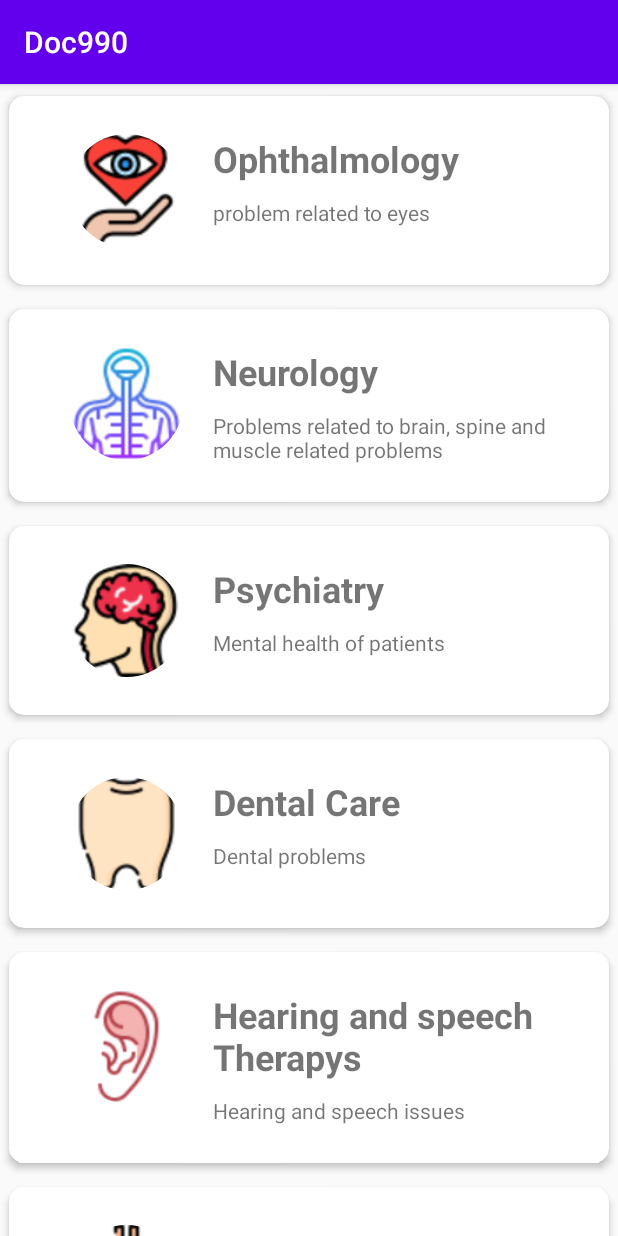
After one commit to shehai/Doc990, an Android app: the CheckDoctor screen opened directly, with no data from a screen before it, on a phone screen of 412 x 824 dp. The commit adds this screen. Run offline under Robolectric (Android 15) with nearby library versions, the phone set to English and light mode, and no system bars; our stand-ins replace CircleImageView; Roboto replaces fonts that are not available here.

Commit message:
Create CheckDoctor.java, Specialist.java, SpecialistAdapter.java, row.xml, activity_check_doctor.xml

```diff
--- a/app/build.gradle
+++ b/app/build.gradle
@@ -26,12 +26,15 @@ dependencies {
     implementation 'androidx.appcompat:appcompat:1.2.0'
     implementation 'androidx.constraintlayout:constraintlayout:2.0.1'
     implementation 'androidx.lifecycle:lifecycle-extensions:2.1.0'
-    implementation 'androidx.cardview:cardview:1.0.0'
+
     testImplementation 'junit:junit:4.12'
     androidTestImplementation 'androidx.test.ext:junit:1.1.2'
     androidTestImplementation 'androidx.test.espresso:espresso-core:3.3.0'
     implementation 'pl.droidsonroids.gif:android-gif-drawable:1.2.19'
     implementation 'com.google.android.material:material:1.2.1'
     implementation 'androidx.cardview:cardview:1.0.0'
+    implementation 'androidx.recyclerview:recyclerview:1.0.0'
+    implementation 'de.hdodenhof:circleimageview:3.1.0'
+
 
 }
--- a/app/src/main/AndroidManifest.xml
+++ b/app/src/main/AndroidManifest.xml
@@ -9,10 +9,11 @@
         android:roundIcon="@mipmap/ic_launcher_round"
         android:supportsRtl="true"
         android:theme="@style/AppTheme">
-        <activity android:name=".RefundRequest"/>
+        <activity android:name="CheckDoctor"></activity>.
+        <activity android:name=".RefundRequest" />
         <activity android:name=".ResendBookingSms" />
         <activity android:name=".AddAboutUs" />
-        <activity android:name=".ChangePwdActivity"></activity>
+        <activity android:name=".ChangePwdActivity" />
         <activity android:name=".ProfileActivity" />
         <activity android:name=".Login" />
         <activity android:name=".home" />
--- /dev/null
+++ b/app/src/main/java/com/example/doc990/CheckDoctor.java
@@ -0,0 +1,48 @@
+package com.example.doc990;
+
+import androidx.appcompat.app.AppCompatActivity;
+import androidx.recyclerview.widget.LinearLayoutManager;
+import androidx.recyclerview.widget.RecyclerView;
+
+import android.os.Bundle;
+
+import java.util.ArrayList;
+
+public class CheckDoctor extends AppCompatActivity {
+
+    private RecyclerView recyclerView;
+    private SpecialistAdapter adapter;
+    private ArrayList<Specialist> specialistArrayList;
+    @Override
+    protected void onCreate(Bundle savedInstanceState) {
+        super.onCreate(savedInstanceState);
+        setContentView(R.layout.activity_check_doctor);
+
+        addData();
+
+        recyclerView = findViewById(R.id.recycler_view);
+
+        adapter = new SpecialistAdapter(specialistArrayList);
+
+        RecyclerView.LayoutManager layoutManager = new LinearLayoutManager(CheckDoctor.this);
+
+        recyclerView.setLayoutManager(layoutManager);
+
+        recyclerView.setAdapter(adapter);
+    }
+
+    void addData() {
+        specialistArrayList= new ArrayList<>();
+        specialistArrayList.add(new Specialist("Ophthalmology", "problem related to eyes",R.drawable.eye));
+        specialistArrayList.add(new Specialist("Neurology", "Problems related to brain, spine and muscle related problems",R.drawable.human_body));
+        specialistArrayList.add(new Specialist("Psychiatry", "Mental health of patients",R.drawable.brain));
+        specialistArrayList.add(new Specialist("Dental Care", "Dental problems",R.drawable.tooth));
+        specialistArrayList.add(new Specialist("Hearing and speech Therapys", "Hearing and speech issues",R.drawable.ear));
+        specialistArrayList.add(new Specialist("Urology", "Diseases of the male and female urinary tract.",R.drawable.kidneys));
+        specialistArrayList.add(new Specialist("General,Bariatric & Cosmetic Surgery", "Scars, obesity, pain, abdomen, subcutaneous swelling",R.drawable.stomach));
+        specialistArrayList.add(new Specialist("Gastroenterology", "Compllaints related to stomach,intestine, liver and pancreas",R.drawable.stomach_gas));
+        specialistArrayList.add(new Specialist("Pulmnology", "Problems related to lungs and lung tumors",R.drawable.lungs));
+
+    }
+
+}
--- /dev/null
+++ b/app/src/main/java/com/example/doc990/Specialist.java
@@ -0,0 +1,43 @@
+package com.example.doc990;
+
+public class Specialist {
+
+    private String title;
+    private String des;
+
+    private int img;
+
+    public Specialist(String title, String des,int img) {
+        this.title = title;
+        this.des = des;
+        this.img = img;
+
+    }
+
+    public String getTitle() {
+        return title;
+    }
+
+    public void setTitle(String title) {
+        this.title = title;
+    }
+
+    public String getDes() {
+        return des;
+    }
+
+    public void setDes(String des) {
+        this.des = des;
+    }
+
+
+    public int getImg() {
+        return img;
+    }
+
+    public void setImg(int img) {
+        this.img = img;
+    }
+
+
+}
--- /dev/null
+++ b/app/src/main/java/com/example/doc990/SpecialistAdapter.java
@@ -0,0 +1,57 @@
+package com.example.doc990;
+
+import android.view.LayoutInflater;
+import android.view.View;
+import android.view.ViewGroup;
+import android.widget.TextView;
+
+import androidx.annotation.NonNull;
+import androidx.recyclerview.widget.RecyclerView;
+
+import java.util.ArrayList;
+
+import de.hdodenhof.circleimageview.CircleImageView;
+
+public class SpecialistAdapter extends RecyclerView.Adapter<SpecialistAdapter.SpecialistViewHolder>{
+
+    private ArrayList<Specialist> dataList;
+
+    public SpecialistAdapter(ArrayList<Specialist> dataList) {
+        this.dataList = dataList;
+    }
+
+    @NonNull
+    @Override
+    public SpecialistViewHolder onCreateViewHolder(@NonNull ViewGroup parent, int viewType) {
+        LayoutInflater layoutInflater = LayoutInflater.from(parent.getContext());
+        View view = layoutInflater.inflate(R.layout.row, parent, false);
+        return new SpecialistViewHolder(view);
+    }
+
+    @Override
+    public void onBindViewHolder(@NonNull SpecialistViewHolder holder, int position) {
+
+        holder.title.setText(dataList.get(position).getTitle());
+        holder.des.setText(dataList.get(position).getDes());
+        holder.image.setImageResource(dataList.get(position).getImg());
+
+    }
+
+    @Override
+    public int getItemCount() {
+        return (dataList != null) ? dataList.size() : 0;
+    }
+
+    public static class SpecialistViewHolder extends RecyclerView.ViewHolder{
+
+        private TextView title,des;
+        private CircleImageView image;
+        public SpecialistViewHolder(@NonNull View itemView) {
+            super(itemView);
+
+            title = itemView.findViewById(R.id.txt_title);
+            des = itemView.findViewById(R.id.txt_des);
+            image = itemView.findViewById(R.id.prof_image);
+        }
+    }
+}
--- /dev/null
+++ b/app/src/main/res/layout/activity_check_doctor.xml
@@ -0,0 +1,14 @@
+<?xml version="1.0" encoding="utf-8"?>
+<RelativeLayout xmlns:android="http://schemas.android.com/apk/res/android"
+    xmlns:tools="http://schemas.android.com/tools"
+    android:id="@+id/activity_main"
+    android:layout_width="match_parent"
+    android:layout_height="match_parent"
+    tools:context=".MainActivity">
+
+    <androidx.recyclerview.widget.RecyclerView
+        android:layout_width="match_parent"
+        android:layout_height="match_parent"
+        android:id="@+id/recycler_view"/>
+
+</RelativeLayout>
--- /dev/null
+++ b/app/src/main/res/layout/row.xml
@@ -0,0 +1,64 @@
+<?xml version="1.0" encoding="utf-8"?>
+<androidx.cardview.widget.CardView xmlns:android="http://schemas.android.com/apk/res/android"
+    xmlns:card_view="http://schemas.android.com/apk/res-auto"
+    android:layout_width="match_parent"
+    android:layout_height="wrap_content"
+    card_view:cardCornerRadius="10dp"
+    card_view:cardElevation="3dp"
+    card_view:cardUseCompatPadding="true"
+
+    >
+
+    <LinearLayout xmlns:android="http://schemas.android.com/apk/res/android"
+
+        android:layout_width="match_parent"
+        android:layout_height="wrap_content"
+        android:layout_margin="5dp"
+        android:orientation="horizontal"
+        android:padding="20dp">
+
+        <!--circular image-->
+
+        <de.hdodenhof.circleimageview.CircleImageView
+            android:layout_width="75dp"
+            android:layout_height="75dp"
+            android:src="@drawable/prof_user"
+            android:layout_marginLeft="15dp"
+            android:id="@+id/prof_image"
+            />
+
+        <!-- TextView Nama Mahasiwa -->
+
+        <LinearLayout
+            android:layout_width="match_parent"
+            android:layout_height="wrap_content"
+            android:orientation="vertical">
+
+            <TextView
+                android:text="Nama Mahasiswa"
+                android:id="@+id/txt_title"
+                android:layout_width="match_parent"
+                android:layout_height="wrap_content"
+                android:layout_marginLeft="20dp"
+                android:textSize="24sp"
+                android:textStyle="bold"
+                />
+
+            <!-- TextView Npm Mahasiswa -->
+            <TextView
+                android:text="NPM Mahasiswa"
+                android:id="@+id/txt_des"
+                android:layout_width="match_parent"
+                android:layout_height="wrap_content"
+                android:layout_marginLeft="20dp"
+                android:layout_marginTop="10dp"
+                />
+
+            <!-- TextView NoHp Mahasiswa -->
+
+
+        </LinearLayout>
+
+    </LinearLayout>
+
+</androidx.cardview.widget.CardView>
--- a/app/src/main/res/values/styles.xml
+++ b/app/src/main/res/values/styles.xml
@@ -5,6 +5,11 @@
         <item name="colorPrimary">@color/colorPrimary</item>
         <item name="colorPrimaryDark">@color/colorPrimaryDark</item>
         <item name="colorAccent">@color/colorAccent</item>
+
+
+
+
+
     </style>
 
 </resources>
```
Also changed, not shown: app/src/main/res/drawable/brain.png (added), app/src/main/res/drawable/ear.png (added), app/src/main/res/drawable/eye.png (added), app/src/main/res/drawable/human_body.png (added), app/src/main/res/drawable/kidneys.png (added), app/src/main/res/drawable/lungs.png (added), app/src/main/res/drawable/stomach.png (added), app/src/main/res/drawable/stomach_gas.png (added), app/src/main/res/drawable/tooth.png (added).
